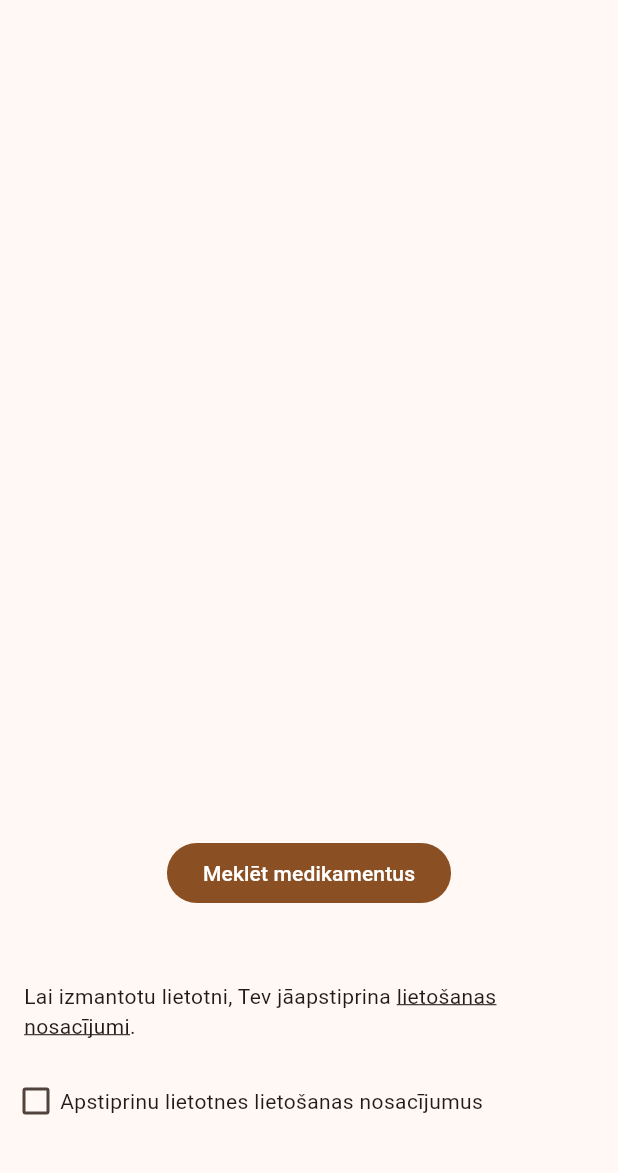
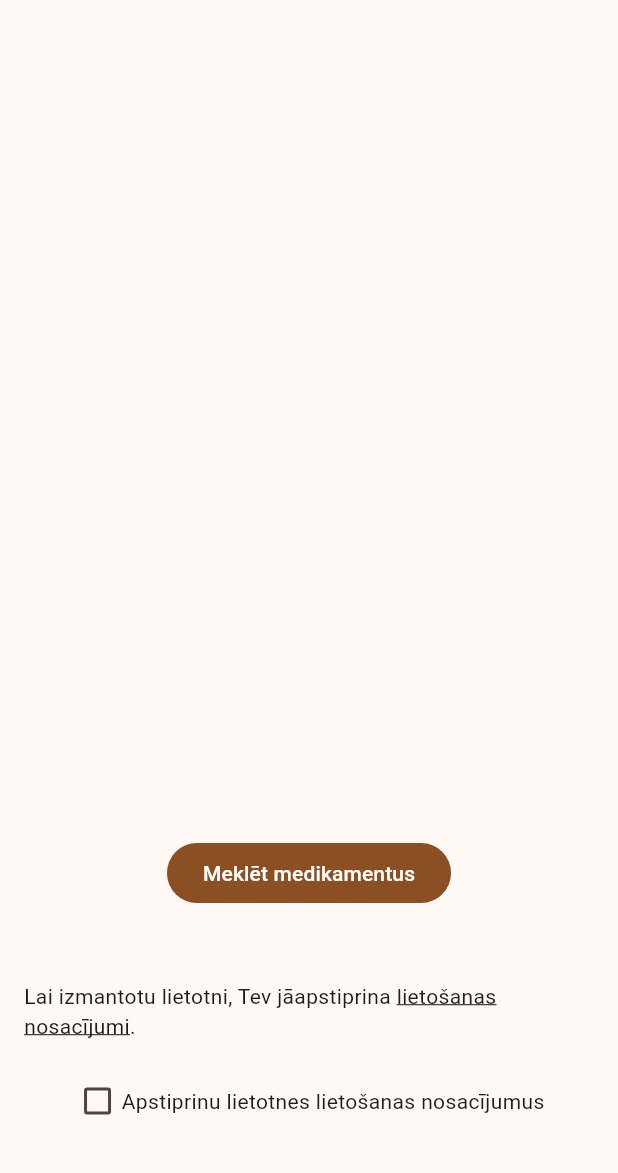
Before and after one commit to jekabsbalodis/drug-reference, a Flutter app: the screen it shows after launch, on a phone screen of 412 x 824 dp, the part 63-1236 px from its top. Run offline on Flutter 3.47's test engine with Material 3 defaults, Android fonts, the light colour scheme and no system bars; our stand-ins replace google_fonts, supabase_flutter; accounts and stored records are empty; Roboto replaces fonts that are missing (Cousine).

Commit message:
Moving checkbox to middle of screen

```diff
--- a/lib/screens/welcome.dart
+++ b/lib/screens/welcome.dart
@@ -114,7 +114,7 @@ class _WelcomeScreenState extends State<WelcomeScreen> {
               ),
               const SizedBox(height: 24),
               Row(
-                mainAxisAlignment: MainAxisAlignment.start,
+                mainAxisAlignment: MainAxisAlignment.center,
                 children: [
                   SizedBox(
                     height: 32,
```
